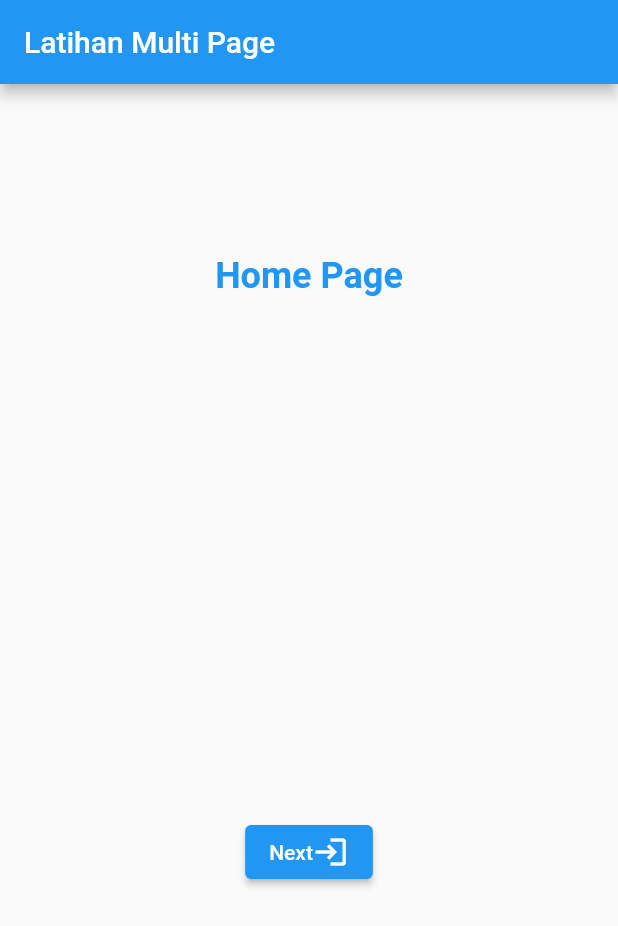
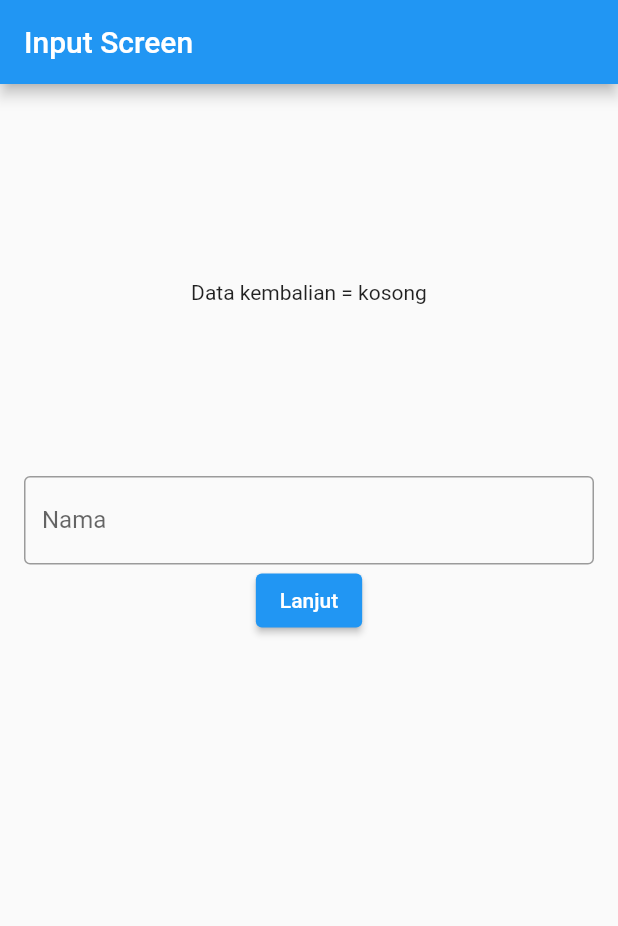
Before and after one commit to gunzxx/Flutter-Learn, a Flutter app: the screen it shows after launch, after a tap on "Login", on a phone screen of 412 x 824 dp. Shown: the top 926 px of the screen. Run offline on Flutter 3.47's test engine with Material 2 defaults, Android fonts, the phone set to English and light mode, and no system bars.

Commit message:
PBM TM minggu 7 - tugas 2

```diff
--- a/f_01/lib/home_page.dart
+++ b/f_01/lib/home_page.dart
@@ -1,52 +1,119 @@
-import 'package:f_01/second_page.dart';
 import 'package:flutter/material.dart';
 
+// void main() => runApp(HomePage());
+
 class HomePage extends StatelessWidget {
-  const HomePage({super.key});
+  @override
+  Widget build(BuildContext context) {
+    return MaterialApp(
+      title: 'Input Demo',
+      home: InputScreen(
+        nama: "kosong",
+      ),
+    );
+  }
+}
+
+class InputScreen extends StatefulWidget {
+  String nama;
+  InputScreen({super.key, required this.nama});
+
+  @override
+  State<InputScreen> createState() => _InputScreenState(nama: nama);
+}
+
+const Text title = Text("Anonymous Method");
+
+class _InputScreenState extends State<InputScreen> {
+  String nama;
+  final _namaController = TextEditingController();
+
+  _InputScreenState({required this.nama});
 
   @override
   Widget build(BuildContext context) {
     return Scaffold(
       appBar: AppBar(
-        title: const Text("Latihan Multi Page"),
+        title: Text('Input Screen'),
       ),
-      body: Column(
-        mainAxisAlignment: MainAxisAlignment.center,
-        children: [
+      body: Center(
+        child: Padding(
+          padding: EdgeInsets.all(16),
+          child: Column(
+            mainAxisAlignment: MainAxisAlignment.start,
+            children: <Widget>[
               Flexible(
                 flex: 1,
-            child: Container(
-                // color: Colors.red,
-                alignment: Alignment.center,
-                child: const Text("Home Page",
-                    style: TextStyle(
-                      color: Colors.blue,
-                      fontWeight: FontWeight.bold,
-                      fontSize: 24,
-                    ))),
+                child: Center(
+                  child: Text("Data kembalian = $nama"),
+                ),
               ),
               Flexible(
-            flex: 2,
-            child: Center(
+                flex: 1,
+                child: TextField(
+                  controller: _namaController,
+                  decoration: InputDecoration(
+                    border: OutlineInputBorder(),
+                    labelText: 'Nama',
+                  ),
+                ),
+              ),
+              Flexible(
+                flex: 1,
                 child: ElevatedButton(
-                child: Row(
-                  mainAxisSize: MainAxisSize.min,
-                  children: const [
-                    Text("Next"),
-                    Icon(Icons.login),
-                  ],
-                ),
+                  child: Text('Lanjut'),
                   onPressed: () {
+                    nama = _namaController.text.trim();
                     Navigator.push(
                       context,
-                    MaterialPageRoute(builder: (context) {
-                      return const SecondPage();
-                    }),
+                      MaterialPageRoute(
+                        builder: (context) => DetailScreen(nama: nama),
+                      ),
                     );
                   },
                 ),
               ),
+            ],
           ),
+        ),
+      ),
+    );
+  }
+}
+
+class DetailScreen extends StatelessWidget {
+  final String nama;
+
+  const DetailScreen({required this.nama});
+
+  @override
+  Widget build(BuildContext context) {
+    return Scaffold(
+      appBar: AppBar(
+        title: Text('Detail Screen', style: TextStyle()),
+      ),
+      body: Row(
+        mainAxisAlignment: MainAxisAlignment.center,
+        children: [
+          Column(
+            mainAxisAlignment: MainAxisAlignment.center,
+            children: [
+              Text('Data yang dikirim = $nama'),
+              SizedBox(
+                height: 20,
+              ),
+              ElevatedButton(
+                  onPressed: () async => {
+                        Navigator.pop(
+                          context,
+                          MaterialPageRoute(
+                            builder: (context) => InputScreen(nama: nama),
+                          ),
+                        ),
+                      },
+                  child: Text("back"))
+            ],
+          )
         ],
       ),
     );
--- a/f_01/lib/login_page.dart
+++ b/f_01/lib/login_page.dart
@@ -1,5 +1,4 @@
 import 'package:f_01/home_page.dart';
-import 'package:f_01/main.dart';
 import 'package:flutter/material.dart';
 
 class LoginPage extends StatelessWidget {
@@ -9,7 +8,7 @@ class LoginPage extends StatelessWidget {
   Widget build(BuildContext context) {
     return Scaffold(
       appBar: AppBar(
-        title: const Text("Latihan Multi Page"),
+        title: const Text("01 - Berpindah layar tanpa data"),
       ),
       body: Column(
         mainAxisAlignment: MainAxisAlignment.center,
@@ -23,7 +22,19 @@ class LoginPage extends StatelessWidget {
                     style: TextStyle(
                       color: Colors.blue,
                       fontWeight: FontWeight.bold,
-                      fontSize: 24,
+                      fontSize: 18,
+                    ))),
+          ),
+          Flexible(
+            flex: 1,
+            child: Container(
+                // color: Colors.red,
+                alignment: Alignment.center,
+                child: const Text("Welcome to Kelompok 3",
+                    style: TextStyle(
+                      color: Colors.blue,
+                      fontWeight: FontWeight.bold,
+                      fontSize: 28,
                     ))),
           ),
           Flexible(
@@ -40,7 +51,7 @@ class LoginPage extends StatelessWidget {
                 onPressed: () {
                   Navigator.pushReplacement(context,
                       MaterialPageRoute(builder: (context) {
-                    return const HomePage();
+                    return HomePage();
                   }));
                 },
               ),
--- a/f_01/lib/statefull.dart
+++ /dev/null
@@ -1,27 +0,0 @@
-import 'package:flutter/material.dart';
-
-void main() => runApp(const MyApp());
-
-class MyApp extends StatefulWidget {
-  const MyApp({super.key});
-
-  @override
-  State<MyApp> createState() => _MyAppState();
-}
-
-const Text title = Text("Anonymous Method");
-
-class _MyAppState extends State<MyApp> {
-  @override
-  Widget build(BuildContext context) {
-    return MaterialApp(
-      debugShowCheckedModeBanner: false,
-      home: Scaffold(
-        appBar: AppBar(
-          title: title,
-        ),
-        body: Center(),
-      ),
-    );
-  }
-}
--- a/f_01/lib/stateless.dart
+++ /dev/null
@@ -1,24 +0,0 @@
-import 'package:flutter/material.dart';
-
-void main() => runApp(const MyApp());
-
-const String title = "buah";
-
-class MyApp extends StatelessWidget {
-  const MyApp({super.key});
-
-  @override
-  Widget build(BuildContext context) {
-    return MaterialApp(
-      debugShowCheckedModeBanner: false,
-      home: Scaffold(
-        appBar: AppBar(
-          title: Text(title),
-        ),
-        body: Center(
-          child: Text(""),
-        ),
-      ),
-    );
-  }
-}
```
Also changed, not shown: f_01/lib/second_page.dart (deleted, +0 -49 lines), f_01/img/1.png (added), f_01/img/2.png (added), f_01/img/3.png (added), f_01/img/4.png (added), f_01/img/5.png (added). Lines whose indentation alone changed are shown as unchanged.
